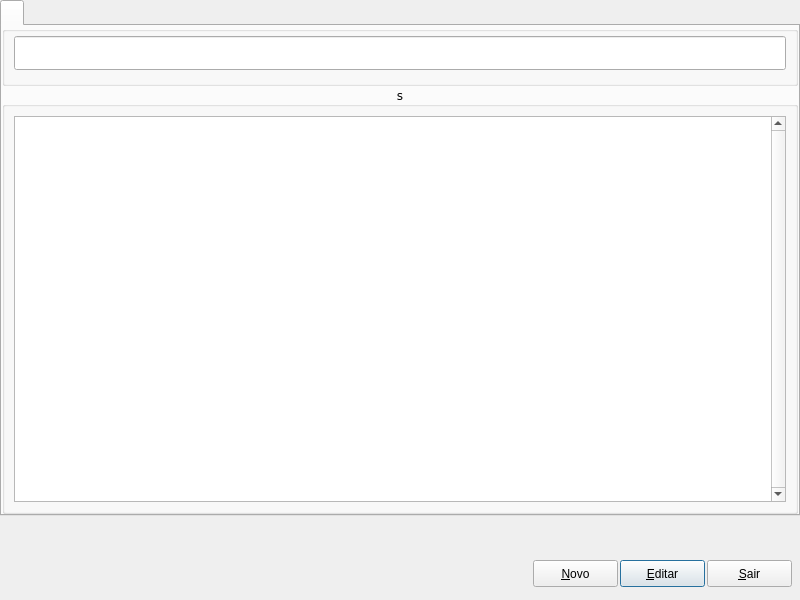
First picture: the form in Projects/Blink/Plugins/visit/managerprofile.ui, repository MarcoBueno1/qrad, before the edit.
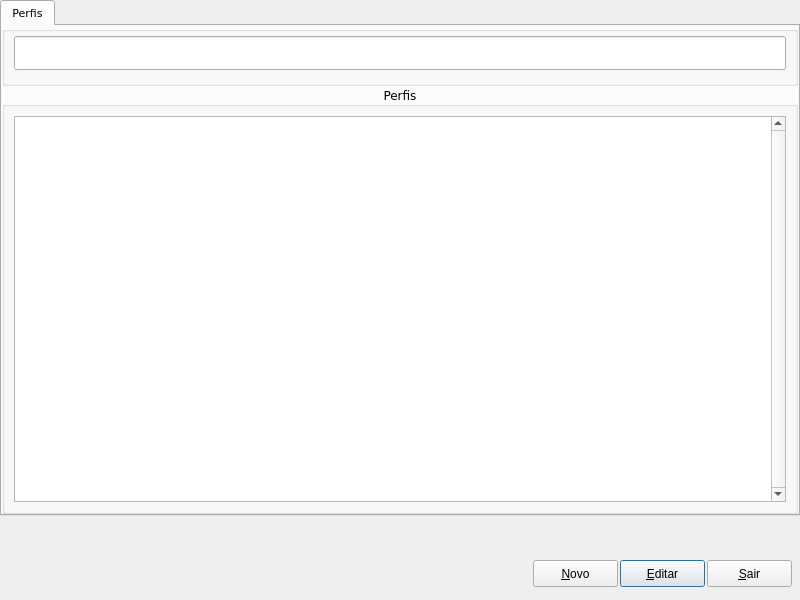
Second picture: the form after the edit. Custom widgets are drawn as their Qt base class.

What changed in the file:
```diff
--- a/Projects/Blink/Plugins/visit/managerprofile.ui
+++ b/Projects/Blink/Plugins/visit/managerprofile.ui
@@ -36,7 +36,7 @@
    </property>
    <widget class="QWidget" name="tab">
     <attribute name="title">
-     <string></string>
+     <string>Perfis</string>
     </attribute>
     <layout class="QGridLayout" name="gridLayout_2">
      <property name="leftMargin">
@@ -65,7 +65,7 @@
         </font>
        </property>
        <property name="title">
-        <string>s</string>
+        <string>Perfis</string>
        </property>
        <property name="alignment">
         <set>Qt::AlignCenter</set>
```
Left out of the diff: 2 changed lines with no effect on the pictures. Lines whose indentation alone changed are shown as unchanged.
